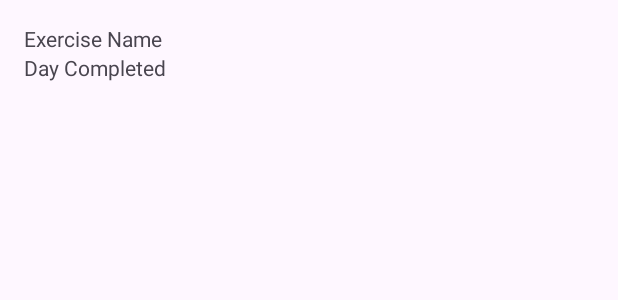
After one commit to PatientoTyaga/workoutPlanner, an Android app: the layout completed_exercise.xml on its own in the app's theme, with its tools: preview values and no code run, on a phone screen of 412 x 824 dp. The commit adds this screen. Shown: the top 300 px of the screen. Run offline under Robolectric (Android 15) with nearby library versions, the light colour scheme and no system bars.

Commit message:
completedWorkoutPage
+now when user swipes an exercise to the right, it will be removed and sent over to the completedWorkout page

```diff
--- a/app/src/main/java/com/example/workoutplanner/TodaysWorkoutActivity.java
+++ b/app/src/main/java/com/example/workoutplanner/TodaysWorkoutActivity.java
@@ -81,7 +81,6 @@ public class TodaysWorkoutActivity extends AppCompatActivity {
     }
 
     // Method to remove all selected categories from the database
-    // Method to remove all selected categories from the database
     private void removeSelectedCategoriesFromDatabase() {
         databaseManager.open();
 
@@ -93,8 +92,6 @@ public class TodaysWorkoutActivity extends AppCompatActivity {
         databaseManager.close();
     }
 
-
-    //asking user if they are sure they want to proceed with deletion
     //asking user if they are sure they want to proceed with deletion
     private void showConfirmationDialog() {
         AlertDialog.Builder builder = new AlertDialog.Builder(this);
--- /dev/null
+++ b/app/src/main/res/layout/completed_exercise.xml
@@ -0,0 +1,21 @@
+<?xml version="1.0" encoding="utf-8"?>
+<LinearLayout
+    xmlns:android="http://schemas.android.com/apk/res/android"
+    android:layout_width="match_parent"
+    android:layout_height="wrap_content"
+    android:orientation="vertical"
+    android:padding="16dp">
+
+    <TextView
+        android:id="@+id/textExerciseName"
+        android:layout_width="wrap_content"
+        android:layout_height="wrap_content"
+        android:text="Exercise Name" />
+
+    <TextView
+        android:id="@+id/textDayCompleted"
+        android:layout_width="wrap_content"
+        android:layout_height="wrap_content"
+        android:text="Day Completed" />
+
+</LinearLayout>
```
Also changed, not shown: app/src/main/java/com/example/workoutplanner/CompletedExercise.java (+24 -0 lines), app/src/main/java/com/example/workoutplanner/CompletedExerciseAdapter.java (added, +50 -0 lines), app/src/main/java/com/example/workoutplanner/CompletedWorkoutsActivity.java (+36 -2 lines), app/src/main/java/com/example/workoutplanner/ExerciseAdapter.java (+73 -11 lines), app/src/main/res/layout/activity_completed_workouts.xml (+13 -6 lines).
